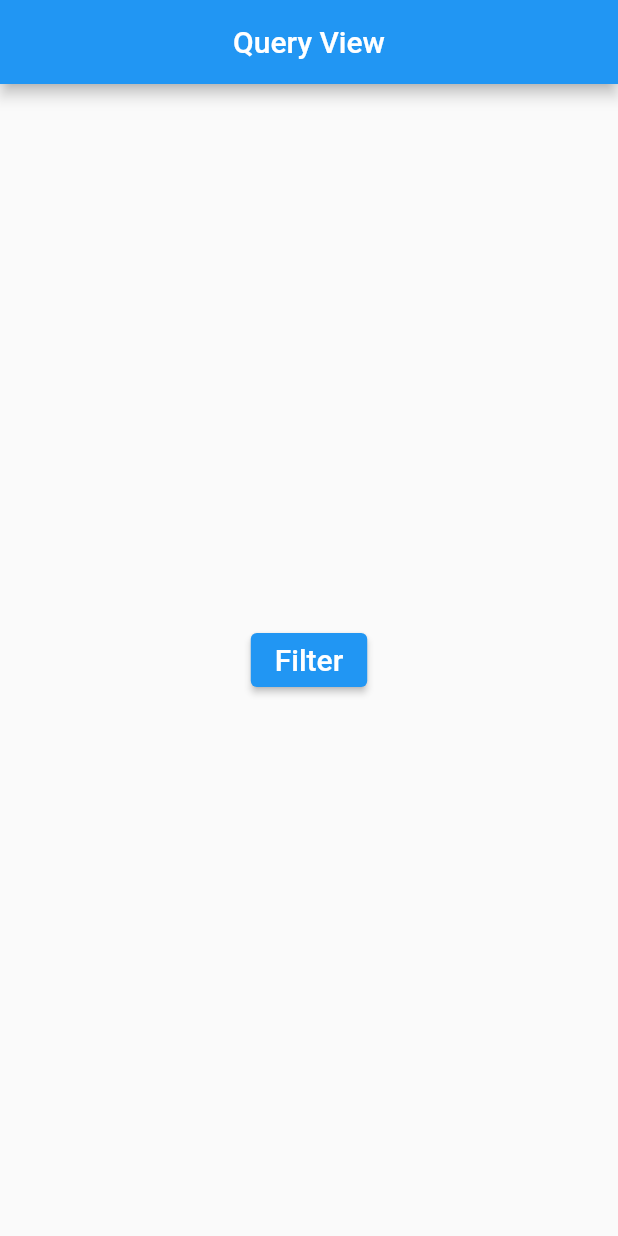
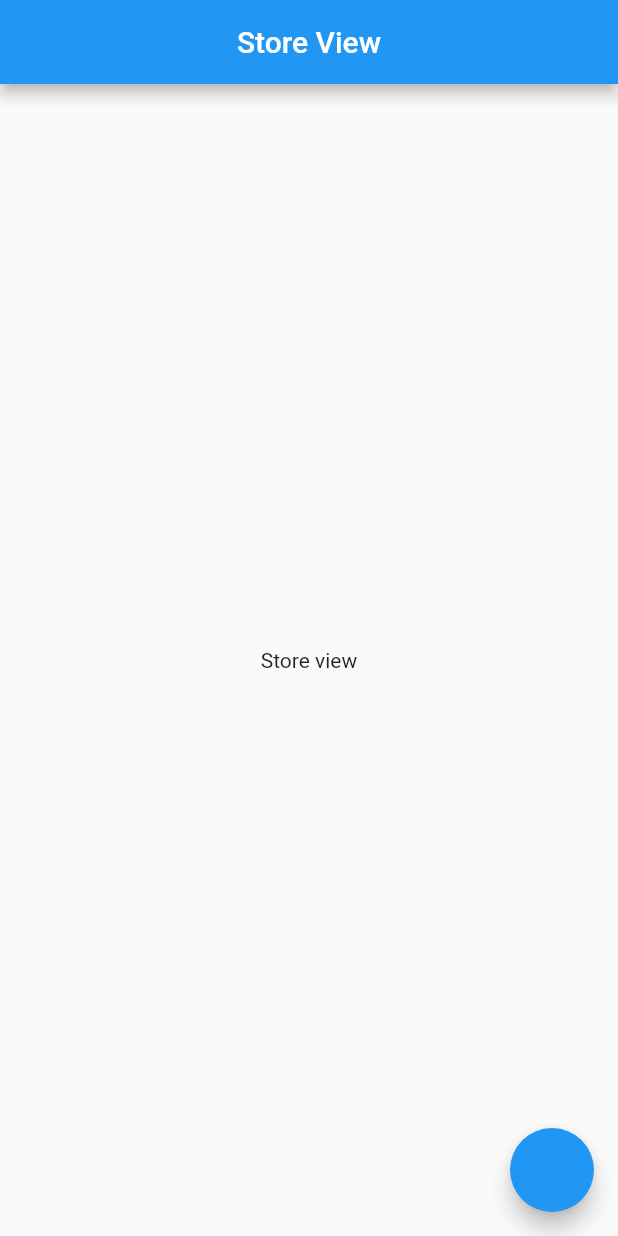
Before and after one commit to steventjoa89/flutter_firebase_demo, a Flutter app: the screen it shows after launch, on a phone screen of 412 x 824 dp. Run offline on Flutter 3.47's test engine with Material 2 defaults, Android fonts, the phone set to English and light mode, and no system bars; our stand-ins replace cloud_firestore, firebase_auth, firebase_core, firebase_storage, get; accounts and stored records are empty.

Commit message:
done on firestorage view.

```diff
--- /dev/null
+++ b/lib/app/modules/store/bindings/query_bindings.dart
@@ -0,0 +1,9 @@
+import 'package:get/get.dart';
+import 'package:my_app/app/modules/store/controllers/store_controller.dart';
+
+class StoreBindings implements Bindings {
+  @override
+  void dependencies() {
+    Get.put(StoreController());
+  }
+}
--- /dev/null
+++ b/lib/app/modules/store/views/store_view.dart
@@ -0,0 +1,21 @@
+import 'package:flutter/material.dart';
+import 'package:get/get.dart';
+import 'package:my_app/app/modules/store/controllers/store_controller.dart';
+
+class StoreView extends GetView<StoreController> {
+  @override
+  Widget build(BuildContext context) {
+    return Scaffold(
+      appBar: AppBar(
+        title: Text('Store View'),
+        centerTitle: true,
+      ),
+      body: Center(
+        child: Text('Store view'),
+      ),
+      floatingActionButton: FloatingActionButton(
+        onPressed: () => controller.uploadString(),
+      ),
+    );
+  }
+}
--- a/lib/app/routes/app_pages.dart
+++ b/lib/app/routes/app_pages.dart
@@ -13,6 +13,8 @@ import 'package:my_app/app/modules/reset_password/bindings/reset_password_bindin
 import 'package:my_app/app/modules/reset_password/views/reset_password_view.dart';
 import 'package:my_app/app/modules/signup/bindings/signup_bindings.dart';
 import 'package:my_app/app/modules/signup/views/signup_view.dart';
+import 'package:my_app/app/modules/store/bindings/query_bindings.dart';
+import 'package:my_app/app/modules/store/views/store_view.dart';
 import 'package:my_app/app/routes/routes.dart';
 
 class AppPages {
@@ -52,5 +54,10 @@ class AppPages {
       page: () => QueryView(),
       binding: QueryBindings(),
     ),
+    GetPage(
+      name: Routes.STORE,
+      page: () => StoreView(),
+      binding: StoreBindings(),
+    ),
   ];
 }
--- a/lib/app/routes/routes.dart
+++ b/lib/app/routes/routes.dart
@@ -6,4 +6,5 @@ abstract class Routes {
   static const ADD_PRODUCT = '/add-product';
   static const EDIT_PRODUCT = '/edit-product';
   static const QUERY = '/query';
+  static const STORE = '/store';
 }
--- a/lib/main.dart
+++ b/lib/main.dart
@@ -22,10 +22,22 @@ class MyApp extends StatelessWidget {
   Widget build(BuildContext context) {
     return GetMaterialApp(
       title: 'Query',
-      initialRoute: Routes.QUERY,
+      initialRoute: Routes.STORE,
       getPages: AppPages.routes,
     );
 
+    /**
+     * This is for QUERY DB
+     */
+    // return GetMaterialApp(
+    //   title: 'Query',
+    //   initialRoute: Routes.QUERY,
+    //   getPages: AppPages.routes,
+    // );
+
+    /**
+     * This is DB
+     */
     // return StreamBuilder<User?>(
     //   stream: authC.streamAuthStatus,
     //   builder: (context, snapshot) {
--- a/pubspec.yaml
+++ b/pubspec.yaml
@@ -46,6 +46,7 @@ dev_dependencies:
   firebase_auth: ^3.4.1
   cloud_firestore: ^3.1.16
   firebase_storage: ^10.2.15
+  file_picker: ^4.5.0
 
   # The "flutter_lints" package below contains a set of recommended lints to
   # encourage good coding practices. The lint set provided by the package is
```
Also changed, not shown: lib/app/modules/store/controllers/store_controller.dart (added, +45 -0 lines), pubspec.lock.
